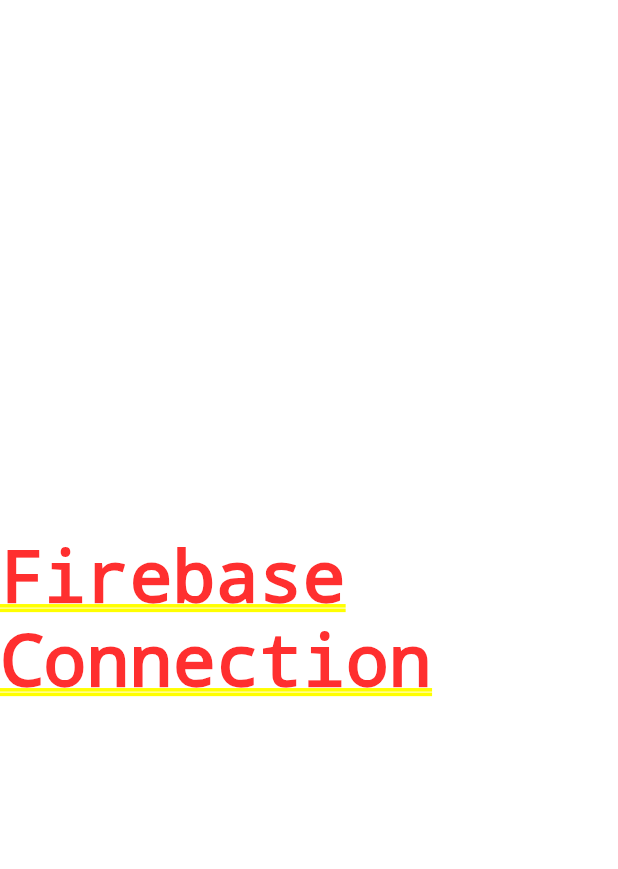
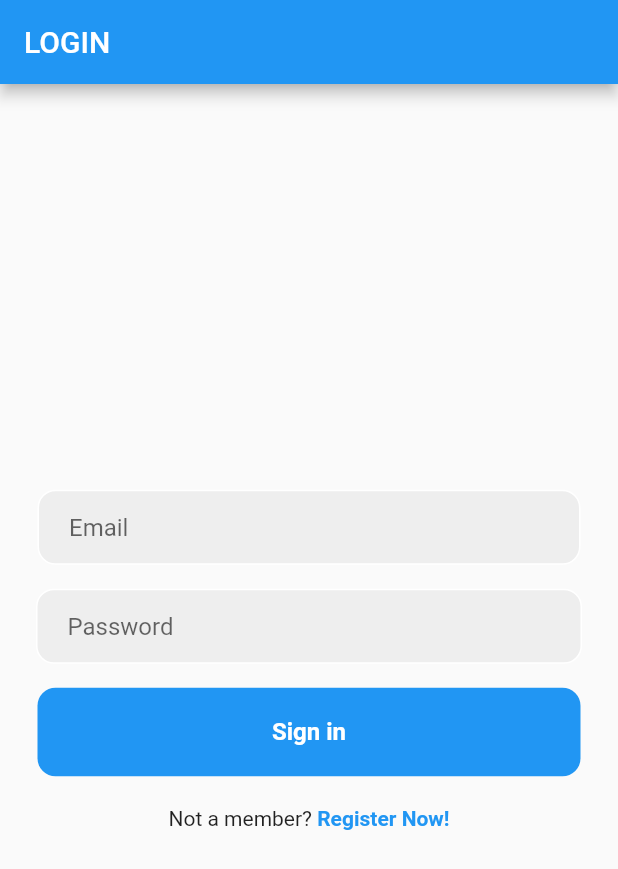
Before and after one commit to seonwooke/Flutter_Login, a Flutter app: the screen it shows after launch, on a phone screen of 412 x 824 dp. Shown: the top 869 px of the screen. Run offline on Flutter 3.47's test engine with Material 2 defaults, Android fonts, the phone set to English and light mode, and no system bars; our stand-ins replace firebase_auth, firebase_core, get; accounts and stored records are empty.

Commit message:
:zap: Auth Login
Complete

```diff
--- /dev/null
+++ b/lib/bindings/binding.dart
@@ -0,0 +1,10 @@
+import 'package:get/get.dart';
+
+import '../controllers/auth_controller.dart';
+
+class HomeBinding implements Bindings {
+  @override
+  void dependencies() {
+    Get.put(AuthController());
+  }
+}
--- /dev/null
+++ b/lib/controllers/auth_controller.dart
@@ -0,0 +1,73 @@
+import 'package:firebase_auth/firebase_auth.dart';
+import 'package:flutter/material.dart';
+import 'package:flutter_login/pages/login_page.dart';
+import 'package:get/get.dart';
+
+import '../pages/home_page.dart';
+
+class AuthController extends GetxController {
+  /// AuthController.instance.something과 같이 사용 가능
+  static AuthController get instance => Get.find();
+
+  /// User의 정보가 들어가는 변수
+  late Rx<User?> user;
+
+  /// FirebaseAuthentication 모듈을 위한 변수
+  FirebaseAuth authentication = FirebaseAuth.instance;
+
+  /// Controller가 Init된 후, 네트워크에서 전달되는 정보를 통한 기능을 초기화 하기 위함
+  @override
+  void onReady() {
+    super.onReady();
+
+    /// User 정보 받아와서 변수에 담기
+    user = Rx<User?>(authentication.currentUser);
+
+    /// User의 상태 변화 추적
+    user.bindStream(authentication.userChanges());
+
+    /// Firebase에서 사용자의 변화를 앱에 적용시켜주는 것
+    ever(user, moveToPage);
+  }
+
+  /// User의 상태에 따른 페이지 이동
+  moveToPage(User? user) {
+    if (user == null) {
+      Get.offAll(() => LoginPage());
+    } else {
+      Get.offAll(() => HomePage());
+    }
+  }
+
+  void addAuthToFirebase(String email, String password) async {
+    try {
+      await authentication.createUserWithEmailAndPassword(
+        email: email,
+        password: password,
+      );
+    } catch (e) {
+      Get.snackbar(
+        'ERROR MESSAGE',
+        'User Message',
+        titleText: const Text('등록 실패'),
+        messageText: Text(e.toString()),
+      );
+    }
+  }
+
+  void signInAuth(String email, String password) async {
+    try {
+      await AuthController.instance.authentication.signInWithEmailAndPassword(
+        email: email,
+        password: password,
+      );
+    } catch (e) {
+      Get.snackbar(
+        'ERROR MESSAGE',
+        'User Message',
+        titleText: const Text('로그인 실패'),
+        messageText: Text(e.toString()),
+      );
+    }
+  }
+}
--- a/lib/main.dart
+++ b/lib/main.dart
@@ -1,6 +1,10 @@
 import 'package:flutter/material.dart';
 import 'package:firebase_core/firebase_core.dart';
 import 'package:flutter_login/firebase_options.dart';
+import 'package:flutter_login/pages/login_page.dart';
+import 'package:get/get.dart';
+
+import 'bindings/binding.dart';
 
 void main() async {
   WidgetsFlutterBinding.ensureInitialized();
@@ -15,14 +19,14 @@ class MyApp extends StatelessWidget {
 
   @override
   Widget build(BuildContext context) {
-    return MaterialApp(
+    return GetMaterialApp(
       title: 'Flutter Login',
       theme: ThemeData(
         primarySwatch: Colors.blue,
       ),
-      home: const Center(
-        child: Text('Firebase Connection'),
-      ),
+      initialBinding: HomeBinding(),
+      home: LoginPage(),
+      defaultTransition: Transition.native,
     );
   }
 }
--- /dev/null
+++ b/lib/pages/login_page.dart
@@ -0,0 +1,163 @@
+import 'package:flutter/material.dart';
+import 'package:flutter_login/controllers/auth_controller.dart';
+import 'package:flutter_login/pages/sign_up_page.dart';
+import 'package:get/get.dart';
+
+class LoginPage extends StatelessWidget {
+  LoginPage({Key? key}) : super(key: key);
+
+  final GlobalKey<FormState> _formKey = GlobalKey<FormState>();
+  final TextEditingController _emailController = TextEditingController();
+  final TextEditingController _passwordController = TextEditingController();
+
+  @override
+  Widget build(BuildContext context) {
+    return Scaffold(
+      appBar: _appBarWidget(),
+      body: _bodyWidget(),
+    );
+  }
+
+  _appBarWidget() {
+    return AppBar(
+      title: const Text('LOGIN'),
+    );
+  }
+
+  _bodyWidget() {
+    return SafeArea(
+      child: Center(
+        child: SingleChildScrollView(
+          child: Form(
+            key: _formKey,
+            child: Column(
+              mainAxisAlignment: MainAxisAlignment.center,
+              children: [
+                /// Email TextField
+                Padding(
+                  padding: const EdgeInsets.symmetric(
+                    horizontal: 25.0,
+                  ),
+                  child: Container(
+                    decoration: BoxDecoration(
+                      color: Colors.grey[200],
+                      border: Border.all(color: Colors.white),
+                      borderRadius: BorderRadius.circular(12),
+                    ),
+                    child: Padding(
+                      padding: const EdgeInsets.only(left: 20.0),
+                      child: TextFormField(
+                        controller: _emailController,
+                        keyboardType: TextInputType.emailAddress,
+                        autocorrect: false,
+                        validator: ((value) {
+                          if (value!.trim().isEmpty) {
+                            return '이메일을 입력하세요.';
+                          } else if (!value.isEmail) {
+                            return '이메일 형식이 잘못되었습니다.';
+                          } else {
+                            return null;
+                          }
+                        }),
+                        decoration: const InputDecoration(
+                          border: InputBorder.none,
+                          hintText: 'Email',
+                        ),
+                      ),
+                    ),
+                  ),
+                ),
+
+                /// Password TextField
+                Padding(
+                  padding: const EdgeInsets.symmetric(
+                    vertical: 16.0,
+                    horizontal: 24.0,
+                  ),
+                  child: Container(
+                    decoration: BoxDecoration(
+                        color: Colors.grey[200],
+                        border: Border.all(color: Colors.white),
+                        borderRadius: BorderRadius.circular(12)),
+                    child: Padding(
+                      padding: const EdgeInsets.only(left: 20.0),
+                      child: TextFormField(
+                        controller: _passwordController,
+                        autocorrect: false,
+                        obscureText: true,
+                        validator: ((value) {
+                          if (value!.trim().isEmpty) {
+                            return '패스워드 입력하세요.';
+                          } else {
+                            return null;
+                          }
+                        }),
+                        decoration: const InputDecoration(
+                          border: InputBorder.none,
+                          hintText: 'Password',
+                        ),
+                      ),
+                    ),
+                  ),
+                ),
+
+                /// Sign in Button
+                GestureDetector(
+                  onTap: () {
+                    AuthController.instance.signInAuth(
+                      _emailController.text.trim(),
+                      _passwordController.text.trim(),
+                    );
+                  },
+                  child: SizedBox(
+                    child: Padding(
+                      padding: const EdgeInsets.symmetric(
+                        horizontal: 25.0,
+                      ),
+                      child: Container(
+                        padding: const EdgeInsets.all(20),
+                        decoration: BoxDecoration(
+                            color: Colors.blue,
+                            borderRadius: BorderRadius.circular(12)),
+                        child: const Center(
+                          child: Text(
+                            'Sign in',
+                            style: TextStyle(
+                                color: Colors.white,
+                                fontSize: 16,
+                                fontWeight: FontWeight.bold),
+                          ),
+                        ),
+                      ),
+                    ),
+                  ),
+                ),
+
+                /// Register Button
+                Padding(
+                  padding: const EdgeInsets.only(
+                    top: 20.0,
+                  ),
+                  child: Row(
+                    mainAxisAlignment: MainAxisAlignment.center,
+                    children: [
+                      const Text('Not a member?'),
+                      GestureDetector(
+                        onTap: () => Get.to(() => SignUpPage()),
+                        child: const Text(
+                          ' Register Now!',
+                          style: TextStyle(
+                              color: Colors.blue, fontWeight: FontWeight.bold),
+                        ),
+                      )
+                    ],
+                  ),
+                )
+              ],
+            ),
+          ),
+        ),
+      ),
+    );
+  }
+}
--- a/pubspec.yaml
+++ b/pubspec.yaml
@@ -14,6 +14,10 @@ dependencies:
 
   cupertino_icons: ^1.0.2
   firebase_core: ^2.4.1
+  google_fonts: ^3.0.1
+  cloud_firestore: ^4.3.1
+  firebase_auth: ^4.2.5
+  get: ^4.6.5
 
 dev_dependencies:
   flutter_test:
```
Also changed, not shown: lib/pages/home_page.dart (added, +34 -0 lines), lib/pages/sign_up_page.dart (added, +181 -0 lines), pubspec.lock, 2 other files.
